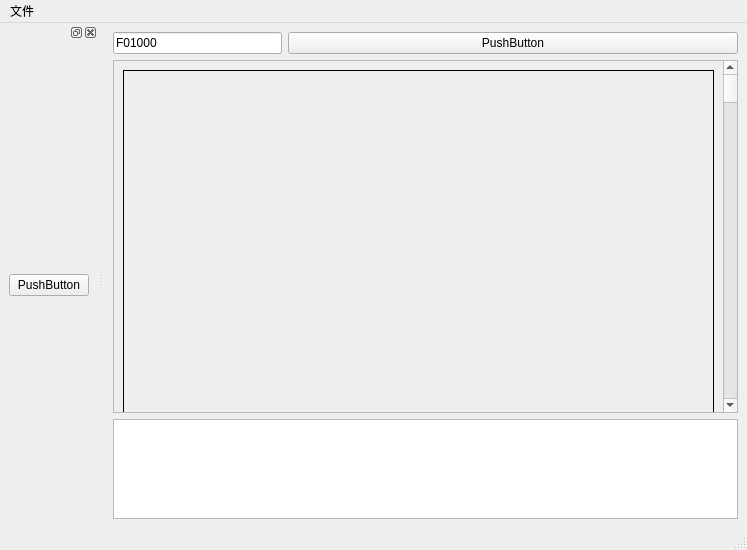
Above: Ui_PDF.ui from AngelButterfally/PDF before the change. Below: the same form after it.
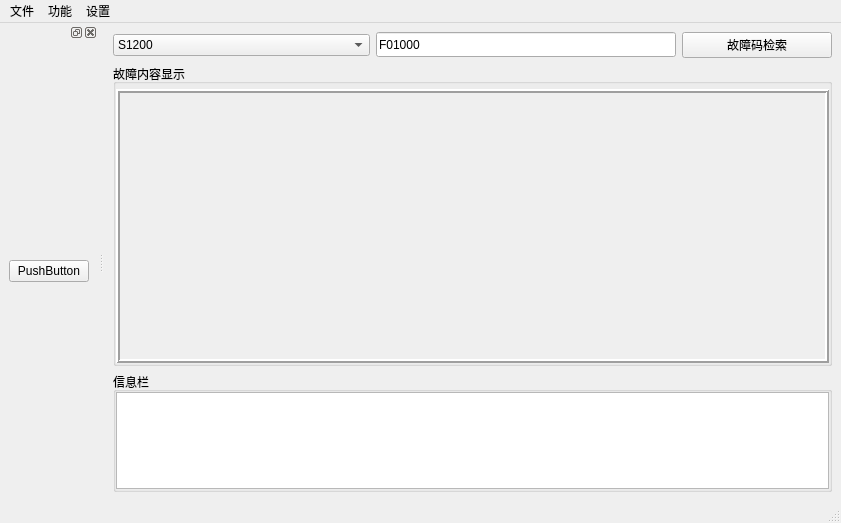
That is the form after the change.

```diff
--- a/Ui_PDF.ui
+++ b/Ui_PDF.ui
@@ -6,8 +6,8 @@
    <rect>
     <x>0</x>
     <y>0</y>
-    <width>747</width>
-    <height>550</height>
+    <width>841</width>
+    <height>523</height>
    </rect>
   </property>
   <property name="windowTitle">
@@ -15,31 +15,162 @@
   </property>
   <widget class="QWidget" name="centralwidget">
    <layout class="QGridLayout" name="gridLayout">
-    <item row="4" column="0" colspan="2">
-     <widget class="QTextEdit" name="textEdit">
+    <item row="2" column="0" colspan="4">
+     <widget class="QGroupBox" name="groupBox_2">
+      <property name="title">
+       <string>故障内容显示</string>
+      </property>
+      <property name="flat">
+       <bool>false</bool>
+      </property>
+      <layout class="QGridLayout" name="gridLayout_5">
+       <property name="leftMargin">
+        <number>0</number>
+       </property>
+       <property name="topMargin">
+        <number>5</number>
+       </property>
+       <property name="rightMargin">
+        <number>0</number>
+       </property>
+       <property name="bottomMargin">
+        <number>0</number>
+       </property>
+       <property name="horizontalSpacing">
+        <number>0</number>
+       </property>
+       <item row="0" column="0">
+        <widget class="QScrollArea" name="scrollArea">
+         <property name="frameShape">
+          <enum>QFrame::Box</enum>
+         </property>
+         <property name="frameShadow">
+          <enum>QFrame::Raised</enum>
+         </property>
+         <property name="lineWidth">
+          <number>2</number>
+         </property>
+         <property name="widgetResizable">
+          <bool>true</bool>
+         </property>
+         <widget class="QWidget" name="scrollAreaWidgetContents">
+          <property name="geometry">
+           <rect>
+            <x>0</x>
+            <y>0</y>
+            <width>716</width>
+            <height>276</height>
+           </rect>
+          </property>
+          <layout class="QGridLayout" name="gridLayout_2">
+           <item row="0" column="0">
+            <widget class="QLabel" name="label">
+             <property name="minimumSize">
+              <size>
+               <width>0</width>
+               <height>0</height>
+              </size>
+             </property>
+             <property name="frameShape">
+              <enum>QFrame::NoFrame</enum>
+             </property>
+             <property name="text">
+              <string/>
+             </property>
+             <property name="alignment">
+              <set>Qt::AlignLeading|Qt::AlignLeft|Qt::AlignTop</set>
+             </property>
+            </widget>
+           </item>
+          </layout>
+         </widget>
+        </widget>
+       </item>
+      </layout>
+     </widget>
+    </item>
+    <item row="3" column="0" colspan="4">
+     <widget class="QGroupBox" name="groupBox">
+      <property name="minimumSize">
+       <size>
+        <width>0</width>
+        <height>80</height>
+       </size>
+      </property>
       <property name="maximumSize">
        <size>
         <width>16777215</width>
-        <height>100</height>
+        <height>120</height>
        </size>
       </property>
+      <property name="title">
+       <string>信息栏</string>
+      </property>
+      <property name="flat">
+       <bool>true</bool>
+      </property>
+      <layout class="QGridLayout" name="gridLayout_4">
+       <property name="leftMargin">
+        <number>0</number>
+       </property>
+       <property name="topMargin">
+        <number>0</number>
+       </property>
+       <property name="rightMargin">
+        <number>0</number>
+       </property>
+       <property name="bottomMargin">
+        <number>0</number>
+       </property>
+       <property name="spacing">
+        <number>0</number>
+       </property>
+       <item row="0" column="0">
+        <widget class="QTextEdit" name="textEdit">
+         <property name="minimumSize">
+          <size>
+           <width>0</width>
+           <height>0</height>
+          </size>
+         </property>
+         <property name="maximumSize">
+          <size>
+           <width>16777215</width>
+           <height>100</height>
+          </size>
+         </property>
+        </widget>
+       </item>
+      </layout>
      </widget>
     </item>
-    <item row="1" column="1">
+    <item row="1" column="3">
      <widget class="QPushButton" name="pushButton">
       <property name="minimumSize">
        <size>
-        <width>450</width>
-        <height>0</height>
+        <width>150</width>
+        <height>25</height>
        </size>
       </property>
       <property name="text">
-       <string>PushButton</string>
+       <string>故障码检索</string>
       </property>
      </widget>
     </item>
-    <item row="1" column="0">
+    <item row="1" column="2">
      <widget class="QLineEdit" name="lineEdit">
+      <property name="minimumSize">
+       <size>
+        <width>0</width>
+        <height>25</height>
+       </size>
+      </property>
+      <property name="maximumSize">
+       <size>
+        <width>300</width>
+        <height>16777215</height>
+       </size>
+      </property>
       <property name="text">
        <string>F01000</string>
       </property>
@@ -51,42 +182,18 @@
       </property>
      </widget>
     </item>
-    <item row="2" column="0" colspan="2">
-     <widget class="QScrollArea" name="scrollArea">
-      <property name="widgetResizable">
-       <bool>true</bool>
-      </property>
-      <widget class="QWidget" name="scrollAreaWidgetContents">
-       <property name="geometry">
-        <rect>
-         <x>0</x>
-         <y>0</y>
-         <width>613</width>
-         <height>524305</height>
-        </rect>
+    <item row="1" column="0" colspan="2">
+     <widget class="QComboBox" name="comboBox">
+      <item>
+       <property name="text">
+        <string>S1200</string>
        </property>
-       <layout class="QGridLayout" name="gridLayout_2">
-        <item row="0" column="0">
-         <widget class="QLabel" name="label">
-          <property name="minimumSize">
-           <size>
-            <width>0</width>
-            <height>16777215</height>
-           </size>
-          </property>
-          <property name="frameShape">
-           <enum>QFrame::Box</enum>
-          </property>
-          <property name="text">
-           <string/>
-          </property>
-          <property name="alignment">
-           <set>Qt::AlignLeading|Qt::AlignLeft|Qt::AlignTop</set>
-          </property>
-         </widget>
-        </item>
-       </layout>
-      </widget>
+      </item>
+      <item>
+       <property name="text">
+        <string>G1200C</string>
+       </property>
+      </item>
      </widget>
     </item>
    </layout>
@@ -96,7 +203,7 @@
     <rect>
      <x>0</x>
      <y>0</y>
-     <width>747</width>
+     <width>841</width>
      <height>23</height>
     </rect>
    </property>
@@ -105,10 +212,26 @@
      <string>文件</string>
     </property>
     <addaction name="actionOPEN"/>
+    <addaction name="separator"/>
+    <addaction name="actionEXIT"/>
+   </widget>
+   <widget class="QMenu" name="menu_2">
+    <property name="title">
+     <string>功能</string>
+    </property>
     <addaction name="actionscanPDF"/>
     <addaction name="actionsearchERR"/>
+    <addaction name="actionchooseErrFile"/>
+   </widget>
+   <widget class="QMenu" name="menu_3">
+    <property name="title">
+     <string>设置</string>
+    </property>
+    <addaction name="actionfontSize"/>
    </widget>
    <addaction name="menu"/>
+   <addaction name="menu_2"/>
+   <addaction name="menu_3"/>
   </widget>
   <widget class="QStatusBar" name="statusbar"/>
   <widget class="QDockWidget" name="dockWidget">
```
Left out of the diff: 21 changed lines with no effect on the pictures.
